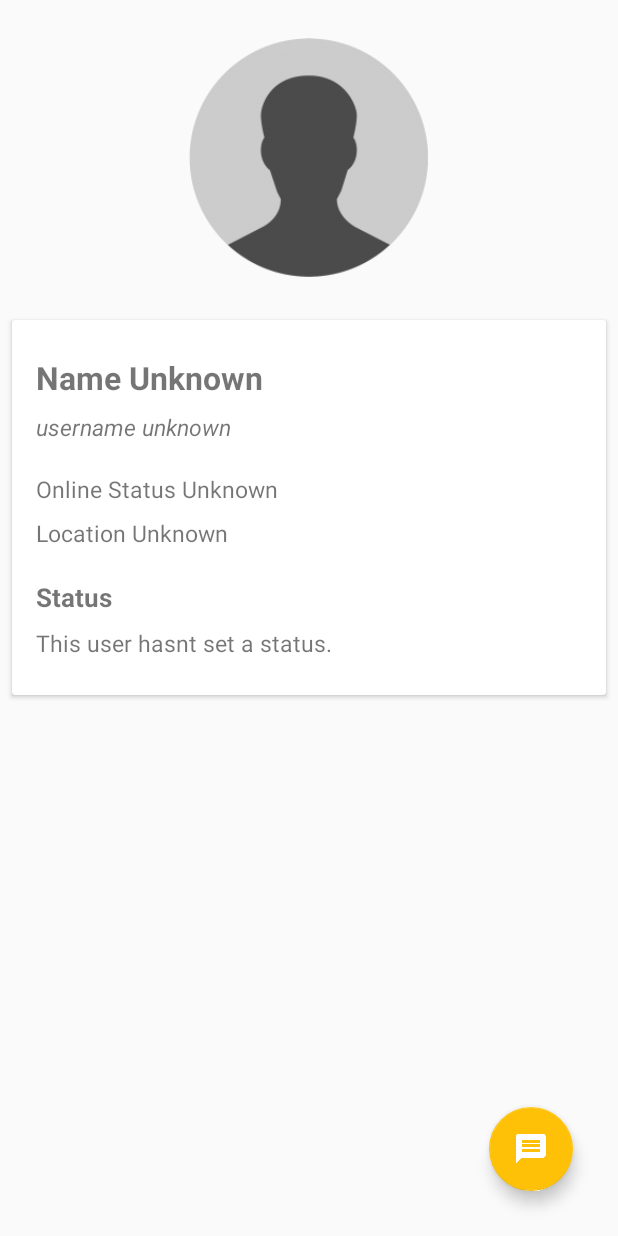
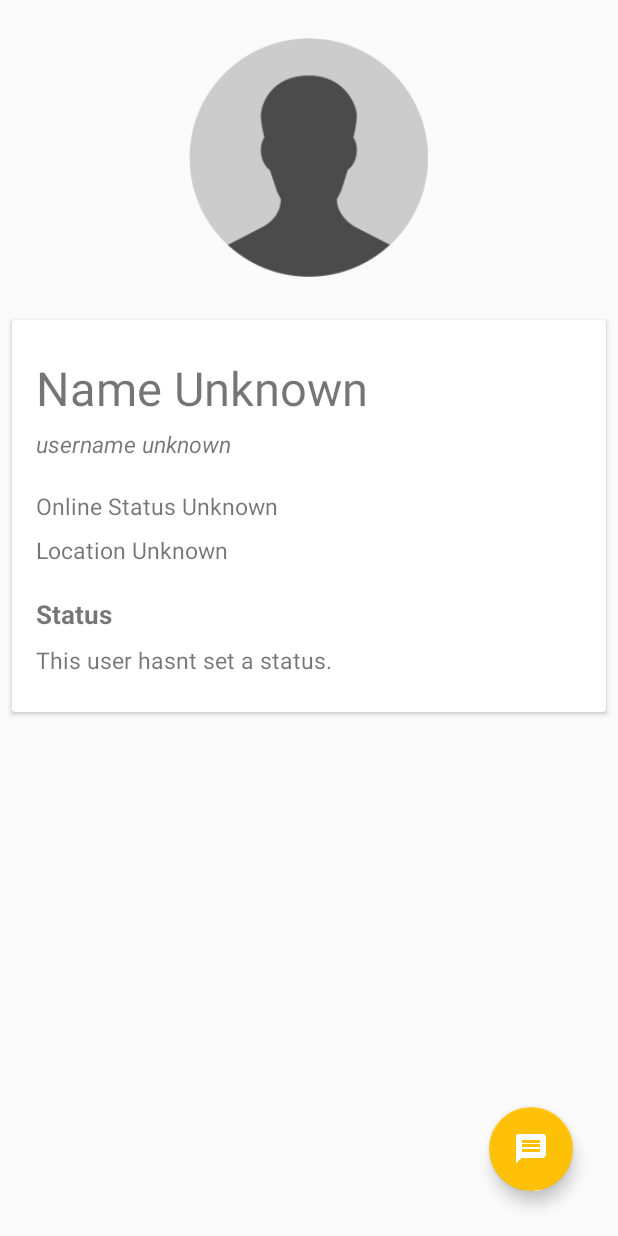
Before and after one commit to sobhan-zp/catch-me-if-you-can, an Android app: the UserActivity screen opened directly, with no data from a screen before it, on a phone screen of 412 x 824 dp. Run offline under Robolectric (Android 15) with nearby library versions, the phone set to English and light mode, and no system bars.

Commit message:
xml fixes

```diff
--- a/CatchMeIfYouCan/app/src/main/res/layout/activity_user.xml
+++ b/CatchMeIfYouCan/app/src/main/res/layout/activity_user.xml
@@ -36,8 +36,7 @@
                 android:layout_width="wrap_content"
                 android:layout_height="wrap_content"
                 android:gravity="center"
-                android:textSize="21sp"
-                android:textStyle="bold"
+                android:textSize="31sp"
                 android:text="Name Unknown" />
 
             <TextView
@@ -45,7 +44,7 @@
                 android:layout_width="wrap_content"
                 android:layout_height="wrap_content"
                 android:gravity="center"
-                android:layout_marginTop="8dp"
+                android:layout_marginTop="6dp"
                 android:textSize="15sp"
                 android:textStyle="italic"
                 android:text="username unknown" />
```
Also changed, not shown: CatchMeIfYouCan/app/src/main/java/com/comp30022/tarth/catchmeifyoucan/UI/SettingsActivity.java (+6 -4 lines).
